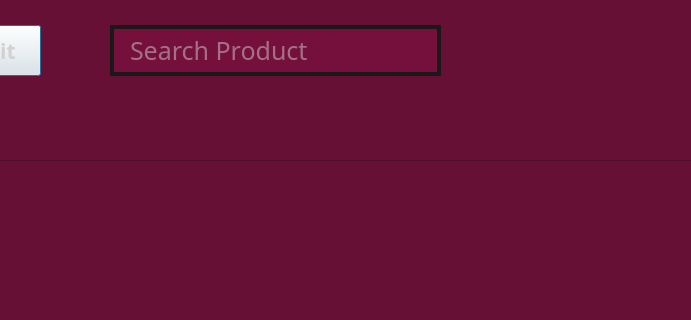
Before: the Qt Designer form SweetsStore/viewproductsdialog.ui in vince-exe/SweetsStore, drawn with Qt 5; both pictures show x 160 to 851 and y 0 to 320 of the 1280 by 720 pixel window.
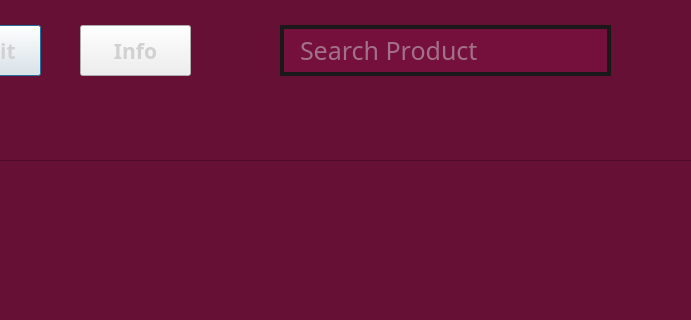
After: the same form once the commit is applied.

The edit to the form file:
```diff
--- a/SweetsStore/viewproductsdialog.ui
+++ b/SweetsStore/viewproductsdialog.ui
@@ -259,7 +259,7 @@
   <widget class="QLineEdit" name="prodNameBox">
    <property name="geometry">
     <rect>
-     <x>270</x>
+     <x>440</x>
      <y>25</y>
      <width>331</width>
      <height>51</height>
@@ -286,6 +286,37 @@
     <string>Search Product</string>
    </property>
   </widget>
+  <widget class="QPushButton" name="infoBtn">
+   <property name="geometry">
+    <rect>
+     <x>240</x>
+     <y>25</y>
+     <width>111</width>
+     <height>51</height>
+    </rect>
+   </property>
+   <property name="font">
+    <font>
+     <family>HP Simplified Jpan</family>
+     <pointsize>16</pointsize>
+     <bold>true</bold>
+    </font>
+   </property>
+   <property name="styleSheet">
+    <string notr="true">QPushButton {
+background: '#75103c';
+color: rgb(209, 209, 209);
+border: 4px solid '#1a1818';
+}
+
+QPushButton::hover {
+background-color: rgb(84, 13, 43);
+}</string>
+   </property>
+   <property name="text">
+    <string>Info</string>
+   </property>
+  </widget>
  </widget>
  <resources/>
  <connections/>
```
Left out of the diff: 2 changed lines with no effect on the pictures.
